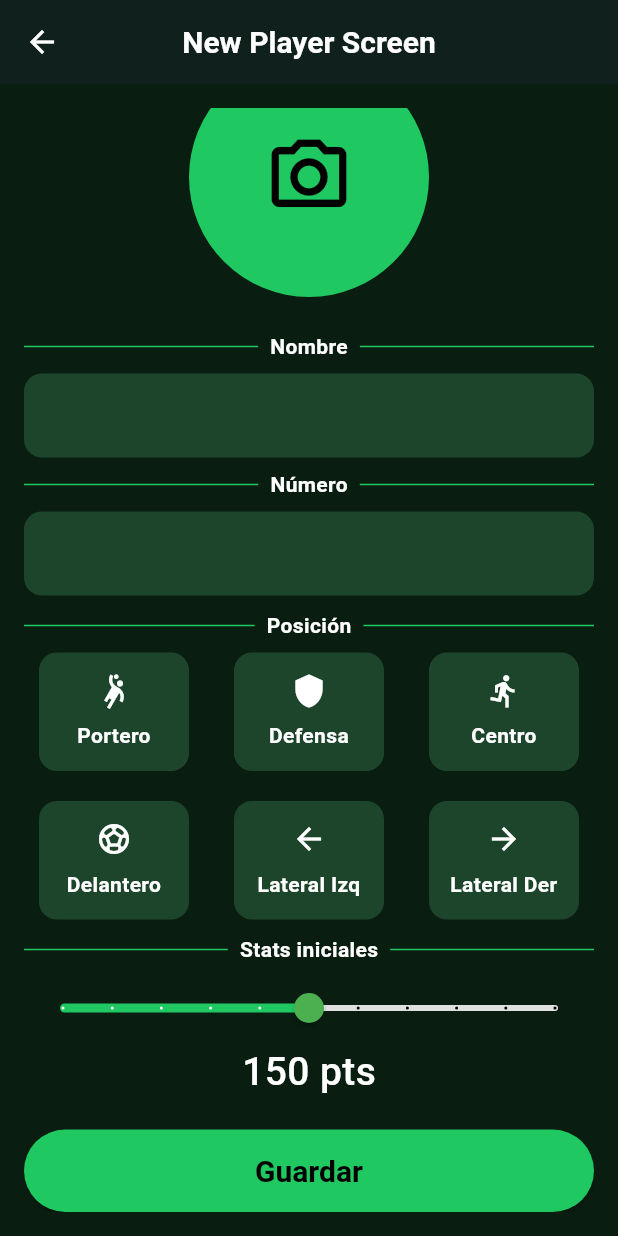
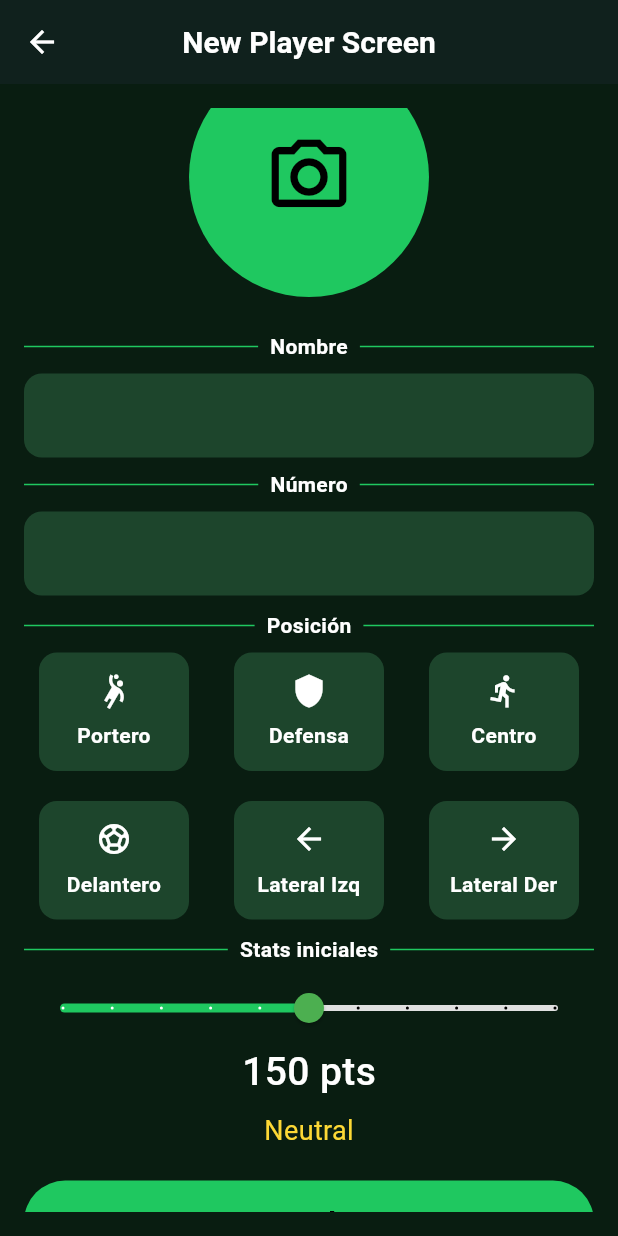
Before and after one commit to FranGonzalez7/football-project, a Flutter app: the NewPlayerScreen screen opened directly with empty values, scrolled down 90 dp, on a phone screen of 412 x 824 dp. Run offline on Flutter 3.47's test engine with Material 3 defaults, Android fonts, the phone set to English and light mode, and no system bars; our stand-ins replace cloud_firestore, firebase_auth, firebase_core; accounts and stored records are empty.

Commit message:
mods en slider y en botón de new player

```diff
--- a/lib/screens/new_player/new_player_screen.dart
+++ b/lib/screens/new_player/new_player_screen.dart
@@ -114,6 +114,8 @@ class _NewPlayerScreenState extends State<NewPlayerScreen> {
                 ),
 
                 SizedBox(height: 10),
+
+                // ✅ Sección para las posiciones:
                 CustomDivider(title: 'Posición'),
                 const SizedBox(height: 8),
                 PositionSelector(
@@ -122,8 +124,9 @@ class _NewPlayerScreenState extends State<NewPlayerScreen> {
                 ),
 
                 SizedBox(height: 10),
+
+                // ✅ Sección para los stats:
                 CustomDivider(title: 'Stats iniciales'),
-
                 SizedBox(height: 5),
 
                 StatSlider(
--- a/lib/screens/new_player/widgets/stat_slider.dart
+++ b/lib/screens/new_player/widgets/stat_slider.dart
@@ -1,9 +1,8 @@
 import 'package:flutter/material.dart';
 import 'package:football_picker/theme/app_colors.dart';
 
-class StatSlider extends StatelessWidget {
-
-  final int initialValue ;
+class StatSlider extends StatefulWidget {
+  final int initialValue;
   final ValueChanged<int> onChanged;
 
   const StatSlider({
@@ -13,16 +12,48 @@ class StatSlider extends StatelessWidget {
   }) : super(key: key);
 
   @override
+  State<StatSlider> createState() => _StatSliderState();
+}
+
+class _StatSliderState extends State<StatSlider> {
+  late int _currentValue;
+
+  @override
+  void initState() {
+    super.initState();
+    _currentValue = widget.initialValue;
+  }
+
+  String _getDescription(int value) {
+    if (value <= 50) return 'Muy malo';
+    if (value <= 120) return 'Malo';
+    if (value <= 180) return 'Neutral';
+    if (value <= 240) return 'Bueno';
+    return 'Muy bueno';
+  }
+
+  Color _getColor(int value) {
+    if (value <= 50) return Colors.red.shade800;
+    if (value <= 120) return Colors.orange;
+    if (value <= 180) return Colors.yellow.shade600;
+    if (value <= 240) return Colors.lightGreen;
+    return Colors.greenAccent.shade400;
+  }
+
+  @override
   Widget build(BuildContext context) {
+
+    final description = _getDescription(_currentValue);
+    final descriptionColor = _getColor(_currentValue);
+
     return Column(
       children: [
-
         SliderTheme(
           data: SliderTheme.of(context).copyWith(
             activeTrackColor: AppColors.accentButton,
             inactiveTrackColor: Colors.grey.shade300,
             thumbColor: Colors.green,
-            valueIndicatorColor: AppColors.accentButton, // Fondo de la etiqueta
+            valueIndicatorColor: AppColors.accentButton,
             valueIndicatorTextStyle: const TextStyle(
               color: Colors.black,
               fontWeight: FontWeight.bold,
@@ -30,22 +61,29 @@ class StatSlider extends StatelessWidget {
             activeTickMarkColor: Colors.white,
             inactiveTickMarkColor: Colors.black,
             showValueIndicator: ShowValueIndicator.always,
-
           ),
           child: Slider(
-            value: initialValue.toDouble(),
+            value: _currentValue.toDouble(),
             min: 0,
             max: 300,
             divisions: 10,
-            label: initialValue.toString(),
+            label: _currentValue.toString(),
             onChanged: (double newValue) {
-              onChanged(newValue.round());
+              setState(() {
+                _currentValue = newValue.round();
+              });
+              widget.onChanged(_currentValue);
             },
           ),
         ),
         Text(
-          '$initialValue pts',
+          '$_currentValue pts',
           style: const TextStyle(fontSize: 26, fontWeight: FontWeight.w500, color: Colors.white),
+        ),
+        const SizedBox(height: 8),
+        Text(
+          description,
+          style: TextStyle(fontSize: 18, color: descriptionColor),
         ),
       ],
     );
--- a/lib/screens/players/player_screen.dart
+++ b/lib/screens/players/player_screen.dart
@@ -3,6 +3,7 @@ import 'package:flutter/material.dart';
 import 'package:football_picker/screens/new_player/new_player_screen.dart';
 import 'package:football_picker/services/player_services.dart';
 import 'package:football_picker/screens/players/widgets/player_tile.dart';
+import 'package:football_picker/theme/app_colors.dart';
 import '../../models/player_model.dart';
 
 class PlayerScreen extends StatefulWidget {
@@ -13,7 +14,6 @@ class PlayerScreen extends StatefulWidget {
 }
 
 class _PlayerScreenState extends State<PlayerScreen> {
-
   final PlayerService _playerService = PlayerService();
 
   List<Player> _players = [];
@@ -73,7 +73,6 @@ class _PlayerScreenState extends State<PlayerScreen> {
     }
   }
 
-
   @override
   Widget build(BuildContext context) {
     return Scaffold(
@@ -96,10 +95,16 @@ class _PlayerScreenState extends State<PlayerScreen> {
                 },
               ),
 
-      //TODO: Modificar formato de botón:
-      floatingActionButton: FloatingActionButton(
+      floatingActionButton: FloatingActionButton.extended(
         onPressed: _goToAddPlayerScreen,
-        child: const Icon(Icons.add),
+        icon: const Icon(Icons.person_add),
+        label: const Text(
+          'New Player',
+          style: TextStyle(fontWeight: FontWeight.bold),
+        ),
+        backgroundColor: AppColors.accentButton,
+        foregroundColor: Colors.black,
+        elevation: 8,
       ),
     );
   }
```
Lines whose indentation alone changed are shown as unchanged.
